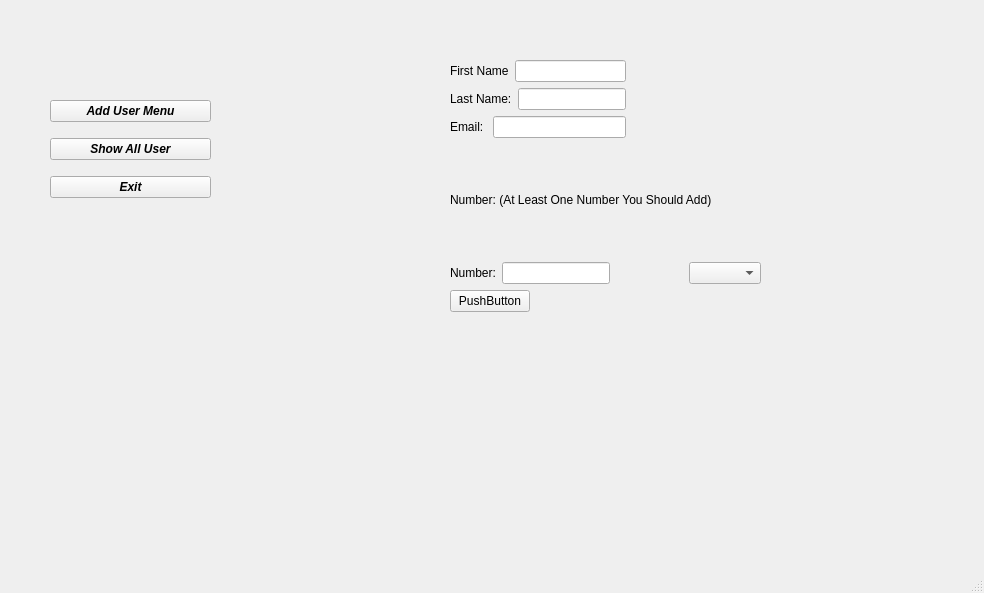
Qt form eesa/mainwindow.ui (MSaLeHNYM/eesa-tut) before a commit.
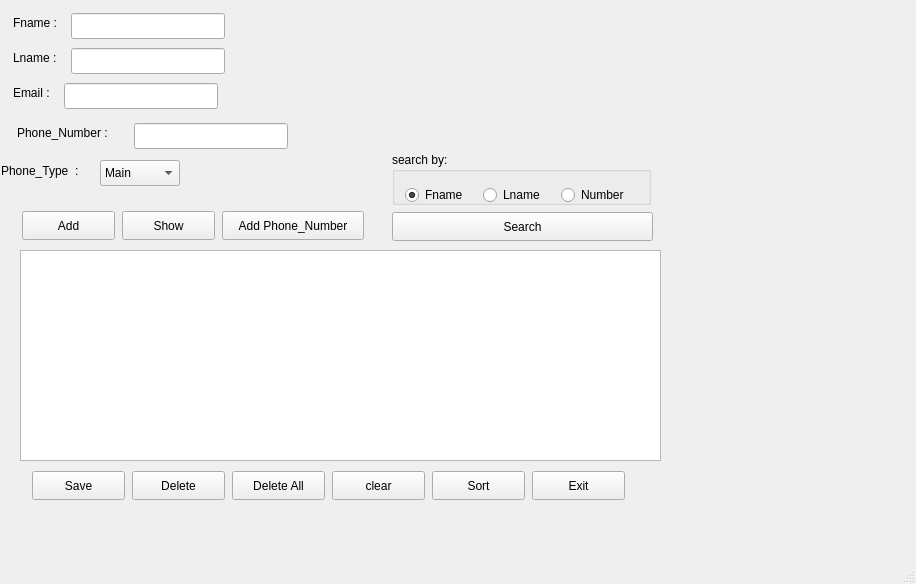
The same form after that commit.

Patch:
```diff
--- a/eesa/mainwindow.ui
+++ b/eesa/mainwindow.ui
@@ -2,213 +2,361 @@
 <ui version="4.0">
  <class>MainWindow</class>
  <widget class="QMainWindow" name="MainWindow">
+  <property name="enabled">
+   <bool>true</bool>
+  </property>
   <property name="geometry">
    <rect>
     <x>0</x>
     <y>0</y>
-    <width>984</width>
-    <height>593</height>
+    <width>916</width>
+    <height>584</height>
    </rect>
   </property>
   <property name="windowTitle">
    <string>MainWindow</string>
   </property>
   <widget class="QWidget" name="centralwidget">
-   <widget class="QWidget" name="verticalLayoutWidget">
+   <widget class="QPushButton" name="show_PB">
     <property name="geometry">
      <rect>
-      <x>450</x>
-      <y>60</y>
-      <width>311</width>
-      <height>252</height>
+      <x>122</x>
+      <y>211</y>
+      <width>93</width>
+      <height>29</height>
      </rect>
     </property>
-    <layout class="QVBoxLayout" name="verticalLayout_3">
-     <item>
-      <layout class="QHBoxLayout" name="horizontalLayout_4">
-       <item>
-        <layout class="QVBoxLayout" name="verticalLayout_2" stretch="0,0,0">
-         <item>
-          <layout class="QHBoxLayout" name="horizontalLayout">
-           <item>
-            <widget class="QLabel" name="label">
-             <property name="text">
-              <string>First Name</string>
-             </property>
-            </widget>
-           </item>
-           <item>
-            <widget class="QLineEdit" name="FnameInput"/>
-           </item>
-          </layout>
-         </item>
-         <item>
-          <layout class="QHBoxLayout" name="horizontalLayout_2">
-           <item>
-            <widget class="QLabel" name="label_2">
-             <property name="text">
-              <string>Last Name:</string>
-             </property>
-            </widget>
-           </item>
-           <item>
-            <widget class="QLineEdit" name="LnameInput"/>
-           </item>
-          </layout>
-         </item>
-         <item>
-          <layout class="QHBoxLayout" name="horizontalLayout_3">
-           <item>
-            <widget class="QLabel" name="label_3">
-             <property name="text">
-              <string>Email: </string>
-             </property>
-            </widget>
-           </item>
-           <item>
-            <widget class="QLineEdit" name="EmailInput"/>
-           </item>
-          </layout>
-         </item>
-        </layout>
-       </item>
-       <item>
-        <spacer name="horizontalSpacer">
-         <property name="orientation">
-          <enum>Qt::Horizontal</enum>
-         </property>
-         <property name="sizeHint" stdset="0">
-          <size>
-           <width>40</width>
-           <height>20</height>
-          </size>
-         </property>
-        </spacer>
-       </item>
-      </layout>
-     </item>
-     <item>
-      <widget class="QLabel" name="label_4">
-       <property name="text">
-        <string>Number: (At Least One Number You Should Add)</string>
-       </property>
-      </widget>
-     </item>
-     <item>
-      <layout class="QHBoxLayout" name="horizontalLayout_6">
-       <property name="sizeConstraint">
-        <enum>QLayout::SetNoConstraint</enum>
-       </property>
-       <item>
-        <widget class="QLabel" name="label_5">
-         <property name="text">
-          <string>Number:</string>
-         </property>
-        </widget>
-       </item>
-       <item>
-        <widget class="QLineEdit" name="FnameInput_2"/>
-       </item>
-       <item>
-        <spacer name="horizontalSpacer_3">
-         <property name="orientation">
-          <enum>Qt::Horizontal</enum>
-         </property>
-         <property name="sizeHint" stdset="0">
-          <size>
-           <width>40</width>
-           <height>20</height>
-          </size>
-         </property>
-        </spacer>
-       </item>
-       <item>
-        <widget class="QComboBox" name="comboBox"/>
-       </item>
-      </layout>
-     </item>
-     <item>
-      <layout class="QHBoxLayout" name="horizontalLayout_5">
-       <item>
-        <widget class="QPushButton" name="pushButton">
-         <property name="text">
-          <string>PushButton</string>
-         </property>
-        </widget>
-       </item>
-       <item>
-        <spacer name="horizontalSpacer_2">
-         <property name="orientation">
-          <enum>Qt::Horizontal</enum>
-         </property>
-         <property name="sizeHint" stdset="0">
-          <size>
-           <width>40</width>
-           <height>20</height>
-          </size>
-         </property>
-        </spacer>
-       </item>
-      </layout>
-     </item>
-    </layout>
+    <property name="text">
+     <string>Show</string>
+    </property>
    </widget>
-   <widget class="QWidget" name="">
+   <widget class="QPushButton" name="Exit_PB">
     <property name="geometry">
      <rect>
-      <x>50</x>
-      <y>90</y>
-      <width>161</width>
-      <height>121</height>
+      <x>532</x>
+      <y>471</y>
+      <width>93</width>
+      <height>29</height>
      </rect>
     </property>
-    <layout class="QVBoxLayout" name="verticalLayout">
-     <item>
-      <widget class="QPushButton" name="showAddUserMenu_PB">
-       <property name="font">
-        <font>
-         <italic>true</italic>
-         <bold>true</bold>
-         <underline>false</underline>
-         <strikeout>false</strikeout>
-        </font>
-       </property>
-       <property name="text">
-        <string>Add User Menu</string>
-       </property>
-      </widget>
-     </item>
-     <item>
-      <widget class="QPushButton" name="ShowAll_PB">
-       <property name="font">
-        <font>
-         <italic>true</italic>
-         <bold>true</bold>
-         <underline>false</underline>
-         <strikeout>false</strikeout>
-        </font>
-       </property>
-       <property name="text">
-        <string>Show All User</string>
-       </property>
-      </widget>
-     </item>
-     <item>
-      <widget class="QPushButton" name="addUser_PB_2">
-       <property name="font">
-        <font>
-         <italic>true</italic>
-         <bold>true</bold>
-         <underline>false</underline>
-         <strikeout>false</strikeout>
-        </font>
-       </property>
-       <property name="text">
-        <string>Exit</string>
-       </property>
-      </widget>
-     </item>
-    </layout>
+    <property name="text">
+     <string>Exit</string>
+    </property>
+   </widget>
+   <widget class="QTextEdit" name="main_textEdit">
+    <property name="geometry">
+     <rect>
+      <x>20</x>
+      <y>250</y>
+      <width>641</width>
+      <height>211</height>
+     </rect>
+    </property>
+   </widget>
+   <widget class="QLineEdit" name="Phone_Number_lineEdit">
+    <property name="geometry">
+     <rect>
+      <x>134</x>
+      <y>123</y>
+      <width>154</width>
+      <height>26</height>
+     </rect>
+    </property>
+   </widget>
+   <widget class="QLineEdit" name="Fname_lineEdit">
+    <property name="geometry">
+     <rect>
+      <x>71</x>
+      <y>13</y>
+      <width>154</width>
+      <height>26</height>
+     </rect>
+    </property>
+   </widget>
+   <widget class="QLabel" name="label">
+    <property name="geometry">
+     <rect>
+      <x>13</x>
+      <y>13</y>
+      <width>51</width>
+      <height>20</height>
+     </rect>
+    </property>
+    <property name="text">
+     <string>Fname :</string>
+    </property>
+   </widget>
+   <widget class="QLabel" name="label_2">
+    <property name="geometry">
+     <rect>
+      <x>17</x>
+      <y>123</y>
+      <width>108</width>
+      <height>20</height>
+     </rect>
+    </property>
+    <property name="text">
+     <string>Phone_Number :</string>
+    </property>
+   </widget>
+   <widget class="QLabel" name="label_3">
+    <property name="geometry">
+     <rect>
+      <x>1</x>
+      <y>161</y>
+      <width>89</width>
+      <height>20</height>
+     </rect>
+    </property>
+    <property name="text">
+     <string>Phone_Type  :</string>
+    </property>
+   </widget>
+   <widget class="QPushButton" name="clear_PB">
+    <property name="geometry">
+     <rect>
+      <x>332</x>
+      <y>471</y>
+      <width>93</width>
+      <height>29</height>
+     </rect>
+    </property>
+    <property name="text">
+     <string>clear</string>
+    </property>
+   </widget>
+   <widget class="QLabel" name="label_4">
+    <property name="geometry">
+     <rect>
+      <x>13</x>
+      <y>48</y>
+      <width>51</width>
+      <height>20</height>
+     </rect>
+    </property>
+    <property name="text">
+     <string>Lname :</string>
+    </property>
+   </widget>
+   <widget class="QLineEdit" name="Lname_lineEdit">
+    <property name="geometry">
+     <rect>
+      <x>71</x>
+      <y>48</y>
+      <width>154</width>
+      <height>26</height>
+     </rect>
+    </property>
+   </widget>
+   <widget class="QPushButton" name="Search_PB">
+    <property name="geometry">
+     <rect>
+      <x>392</x>
+      <y>212</y>
+      <width>261</width>
+      <height>29</height>
+     </rect>
+    </property>
+    <property name="text">
+     <string>Search</string>
+    </property>
+   </widget>
+   <widget class="QPushButton" name="Add_PB">
+    <property name="geometry">
+     <rect>
+      <x>22</x>
+      <y>211</y>
+      <width>93</width>
+      <height>29</height>
+     </rect>
+    </property>
+    <property name="text">
+     <string>Add</string>
+    </property>
+   </widget>
+   <widget class="QPushButton" name="delete_PB">
+    <property name="geometry">
+     <rect>
+      <x>132</x>
+      <y>471</y>
+      <width>93</width>
+      <height>29</height>
+     </rect>
+    </property>
+    <property name="text">
+     <string>Delete</string>
+    </property>
+   </widget>
+   <widget class="QPushButton" name="Delete_All_PB">
+    <property name="geometry">
+     <rect>
+      <x>232</x>
+      <y>471</y>
+      <width>93</width>
+      <height>29</height>
+     </rect>
+    </property>
+    <property name="text">
+     <string>Delete All</string>
+    </property>
+   </widget>
+   <widget class="QPushButton" name="Sort_PB">
+    <property name="geometry">
+     <rect>
+      <x>432</x>
+      <y>471</y>
+      <width>93</width>
+      <height>29</height>
+     </rect>
+    </property>
+    <property name="text">
+     <string>Sort</string>
+    </property>
+   </widget>
+   <widget class="QPushButton" name="Save_PB">
+    <property name="geometry">
+     <rect>
+      <x>32</x>
+      <y>471</y>
+      <width>93</width>
+      <height>29</height>
+     </rect>
+    </property>
+    <property name="text">
+     <string>Save</string>
+    </property>
+   </widget>
+   <widget class="QLineEdit" name="Email_lineEdit">
+    <property name="geometry">
+     <rect>
+      <x>64</x>
+      <y>83</y>
+      <width>154</width>
+      <height>26</height>
+     </rect>
+    </property>
+   </widget>
+   <widget class="QLabel" name="label_5">
+    <property name="geometry">
+     <rect>
+      <x>13</x>
+      <y>83</y>
+      <width>44</width>
+      <height>20</height>
+     </rect>
+    </property>
+    <property name="text">
+     <string>Email :</string>
+    </property>
+   </widget>
+   <widget class="QPushButton" name="pushButton">
+    <property name="geometry">
+     <rect>
+      <x>222</x>
+      <y>211</y>
+      <width>142</width>
+      <height>29</height>
+     </rect>
+    </property>
+    <property name="text">
+     <string>Add Phone_Number</string>
+    </property>
+   </widget>
+   <widget class="QComboBox" name="Phone_Type_comboBox">
+    <property name="geometry">
+     <rect>
+      <x>100</x>
+      <y>160</y>
+      <width>80</width>
+      <height>26</height>
+     </rect>
+    </property>
+    <item>
+     <property name="text">
+      <string>Main</string>
+     </property>
+    </item>
+    <item>
+     <property name="text">
+      <string>Home</string>
+     </property>
+    </item>
+    <item>
+     <property name="text">
+      <string>work</string>
+     </property>
+    </item>
+    <item>
+     <property name="text">
+      <string>office</string>
+     </property>
+    </item>
+    <item>
+     <property name="text">
+      <string>Fax</string>
+     </property>
+    </item>
+   </widget>
+   <widget class="QGroupBox" name="search_by_groupBox">
+    <property name="enabled">
+     <bool>true</bool>
+    </property>
+    <property name="geometry">
+     <rect>
+      <x>392</x>
+      <y>152</y>
+      <width>259</width>
+      <height>53</height>
+     </rect>
+    </property>
+    <property name="title">
+     <string>search by:</string>
+    </property>
+    <widget class="QRadioButton" name="Fname_radioButton">
+     <property name="geometry">
+      <rect>
+       <x>13</x>
+       <y>31</y>
+       <width>71</width>
+       <height>24</height>
+      </rect>
+     </property>
+     <property name="text">
+      <string>Fname</string>
+     </property>
+     <property name="checked">
+      <bool>true</bool>
+     </property>
+    </widget>
+    <widget class="QRadioButton" name="Number_radioButton">
+     <property name="enabled">
+      <bool>true</bool>
+     </property>
+     <property name="geometry">
+      <rect>
+       <x>169</x>
+       <y>31</y>
+       <width>81</width>
+       <height>24</height>
+      </rect>
+     </property>
+     <property name="text">
+      <string>Number</string>
+     </property>
+    </widget>
+    <widget class="QRadioButton" name="Lname_radioButton">
+     <property name="geometry">
+      <rect>
+       <x>91</x>
+       <y>31</y>
+       <width>71</width>
+       <height>24</height>
+      </rect>
+     </property>
+     <property name="text">
+      <string>Lname</string>
+     </property>
+    </widget>
    </widget>
   </widget>
   <widget class="QMenuBar" name="menubar">
```
Left out of the diff: 14 changed lines with no effect on the pictures.
